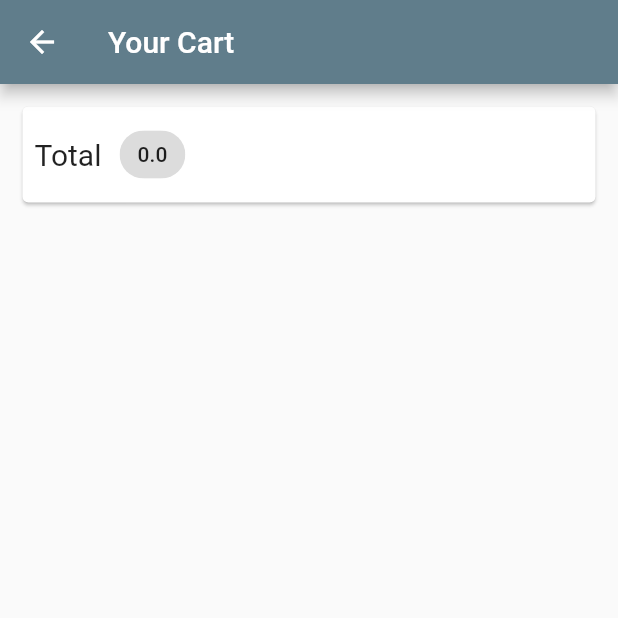
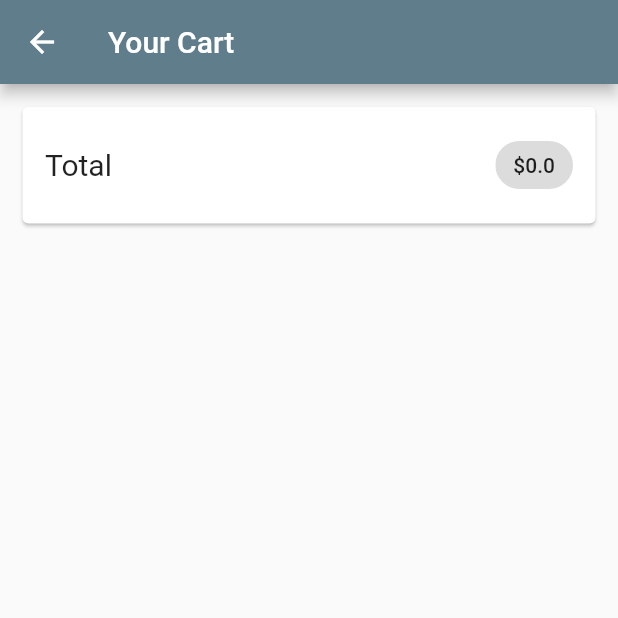
Before and after one commit to Breather08/flutter_shop_app, a Flutter app: the CartScreen screen opened by its route, on a phone screen of 412 x 824 dp, the top half of it. Run offline on Flutter 3.47's test engine with Material 2 defaults, Android fonts, the phone set to English and light mode, and no system bars; our stand-ins replace badges; network calls fail.

Commit message:
Add cart screen

```diff
--- a/lib/providers/cart_provider.dart
+++ b/lib/providers/cart_provider.dart
@@ -16,6 +16,11 @@ class CartProvider with ChangeNotifier {
     return total;
   }
 
+  void removeItem(String id) {
+    _items.remove(id);
+    notifyListeners();
+  }
+
   void addItem(CartItem cartItem) {
     if (items.containsKey(cartItem.id)) {
       _items.update(
--- a/lib/screens/cart_screen.dart
+++ b/lib/screens/cart_screen.dart
@@ -1,12 +1,14 @@
 import 'package:flutter/material.dart';
 import 'package:provider/provider.dart';
 import 'package:shop_app/providers/cart_provider.dart';
+import 'package:shop_app/widgets/cart_tile.dart';
 
 class CartScreen extends StatelessWidget {
   const CartScreen({Key? key}) : super(key: key);
 
   @override
   Widget build(BuildContext context) {
+    final cartProvider = context.watch<CartProvider>();
     return Scaffold(
       appBar: AppBar(
         title: const Text('Your Cart'),
@@ -14,10 +16,11 @@ class CartScreen extends StatelessWidget {
       body: Column(
         children: [
           Card(
-            margin: EdgeInsets.all(15),
+            margin: const EdgeInsets.all(15),
             child: Padding(
-              padding: EdgeInsets.all(8),
+              padding: const EdgeInsets.all(15),
               child: Row(
+                mainAxisAlignment: MainAxisAlignment.spaceBetween,
                 children: [
                   const Text(
                     'Total',
@@ -26,15 +29,17 @@ class CartScreen extends StatelessWidget {
                   const SizedBox(
                     width: 10,
                   ),
-                  Chip(
-                      label: Consumer<CartProvider>(
-                    builder: (ctx, cart, ch) =>
-                        Text(cart.totalPrice.toString()),
-                  ))
+                  Chip(label: Text('\$${cartProvider.totalPrice}'))
                 ],
               ),
             ),
-          )
+          ),
+          Expanded(
+              child: ListView.builder(
+            itemBuilder: (ctx, i) =>
+                CartTile(cartProvider.items.values.elementAt(i)),
+            itemCount: cartProvider.itemCount,
+          ))
         ],
       ),
     );
```
Also changed, not shown: lib/widgets/cart_tile.dart (added, +45 -0 lines).
